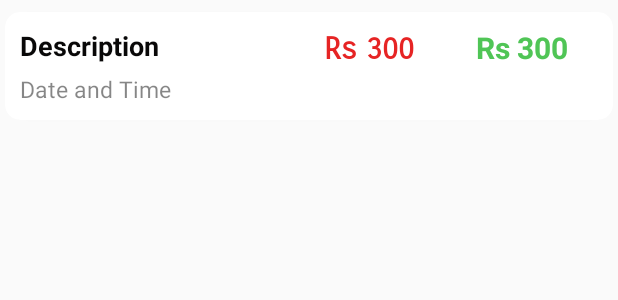
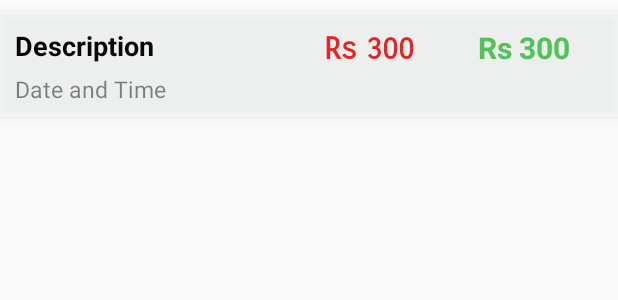
Before and after one commit to Pradeep-Suthar/ProjectZarurat, an Android app: the layout khataamountdetail_layout.xml on its own in the app's theme, with its tools: preview values and no code run, on a phone screen of 412 x 824 dp. Shown: the top 300 px of the screen. Run offline under Robolectric (Android 15) with nearby library versions, the phone set to English and light mode, and no system bars.

Commit message:
changes1Khata

```diff
--- a/app/src/main/AndroidManifest.xml
+++ b/app/src/main/AndroidManifest.xml
@@ -26,10 +26,10 @@
         <activity android:name="com.soundcloud.android.crop.CropImageActivity" />
         <activity
             android:name=".Activity.RegistrationActivity"
-            android:windowSoftInputMode="adjustNothing" />
+            android:windowSoftInputMode="adjustPan" />
         <activity
             android:name=".Activity.LoginActivity"
-            android:windowSoftInputMode="adjustNothing" />
+            android:windowSoftInputMode="adjustResize" />
         <activity android:name=".Activity.SplaseActivity">
             <intent-filter>
                 <action android:name="android.intent.action.MAIN" />
--- a/app/src/main/java/com/example/zarurat1/Activity/RegistrationActivity.java
+++ b/app/src/main/java/com/example/zarurat1/Activity/RegistrationActivity.java
@@ -97,6 +97,7 @@ public class RegistrationActivity extends AppCompatActivity {
                     RegeditTextName.requestFocus();
                 }else if (!s1.matcher(RegeditTextName.getText().toString()).matches()) {
                     RegeditTextName.setError("Please enter valid name");
+                    RegeditTextName.requestFocus();
                 }
             }
 
@@ -135,6 +136,7 @@ public class RegistrationActivity extends AppCompatActivity {
                     RegeditTextMobile.requestFocus();
                 } else if (!s4.matcher(RegeditTextMobile.getText().toString()).matches()) {
                     RegeditTextMobile.setError("Please enter valid phone number");
+                    RegeditTextMobile.requestFocus();
                 }
             }
 
@@ -170,8 +172,10 @@ public class RegistrationActivity extends AppCompatActivity {
             public void onTextChanged(CharSequence s, int start, int before, int count) {
                 if (RegeditTextPwd.getText().toString().length() < 6) {
                     RegeditTextPwd.setError("password can not be less than 6 character");
+                    RegeditTextPwd.requestFocus();
                 } else if (!s3.matcher(RegeditTextPwd.getText().toString()).matches()) {
                     RegeditTextPwd.setError("enter valid password");
+                    RegeditTextPwd.requestFocus();
                 }
             }
 
@@ -192,6 +196,7 @@ public class RegistrationActivity extends AppCompatActivity {
                     RegeditTextCPwd.requestFocus();
                 } else if (!s3.matcher(RegeditTextCPwd.getText().toString()).matches()) {
                     RegeditTextCPwd.setError("enter valid password");
+                    RegeditTextCPwd.requestFocus();
                 }
             }
 
--- a/app/src/main/res/layout/khataamountdetail_layout.xml
+++ b/app/src/main/res/layout/khataamountdetail_layout.xml
@@ -5,16 +5,14 @@
     android:layout_height="wrap_content"
     xmlns:app="http://schemas.android.com/apk/res-auto">
 
-    <android.support.v7.widget.CardView
+    <LinearLayout
         android:id="@+id/cardViewNews"
-        android:elevation="8dp"
-        app:cardCornerRadius="10dp"
+        android:elevation="4dp"
+        android:background="@color/colorwhiteTran"
         android:layout_marginTop="8dp"
-        android:layout_marginLeft="3dp"
-        android:layout_marginRight="3dp"
         android:layout_marginBottom="8dp"
         android:layout_width="match_parent"
-        android:layout_height="wrap_content">
+        android:layout_height="70dp">
 
         <LinearLayout
             android:weightSum="2"
@@ -96,6 +94,6 @@
         </LinearLayout>
 
 
-    </android.support.v7.widget.CardView>
+    </LinearLayout>
 
 </LinearLayout>
```
Also changed, not shown: app/src/main/java/com/example/zarurat1/Activity/KhataDetailsActivity.java (+37 -19 lines).
